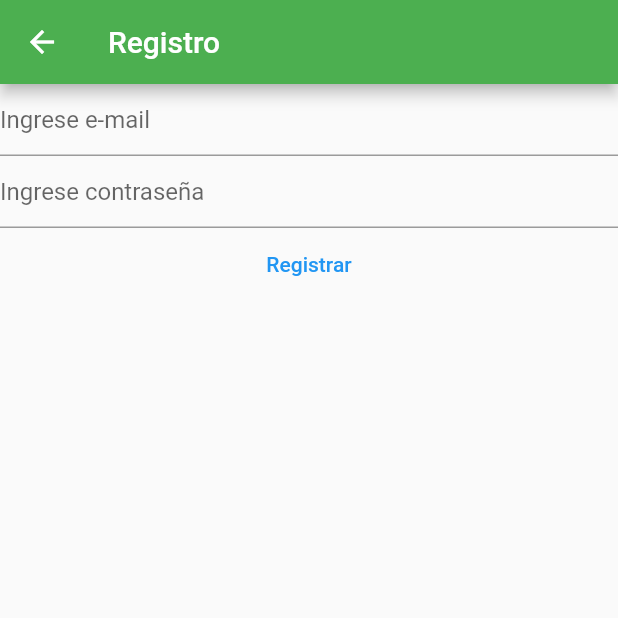
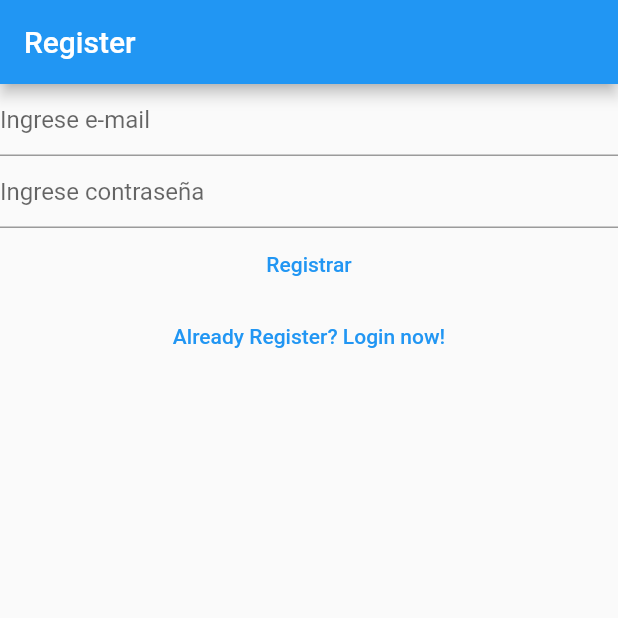
Before and after one commit to goost01/TestingFlutter, a Flutter app: the RegisterView screen opened directly, on a phone screen of 412 x 824 dp, the top half of it. Run offline on Flutter 3.47's test engine with Material 2 defaults, Android fonts, the phone set to English and light mode, and no system bars; our stand-ins replace firebase_auth, firebase_core; accounts and stored records are empty.

Commit message:
commit-2

```diff
--- a/lib/views/register_view.dart
+++ b/lib/views/register_view.dart
@@ -1,10 +1,8 @@
 
 
 import 'package:firebase_auth/firebase_auth.dart';
-import 'package:firebase_core/firebase_core.dart';
 import 'package:flutter/material.dart';
 
-import '../firebase_options.dart';
 
 class RegisterView extends StatefulWidget {
   const RegisterView({Key? key}) : super(key: key);
@@ -33,17 +31,9 @@ class _RegisterViewState extends State<RegisterView> {
   Widget build(BuildContext context) {
     return Scaffold(
       appBar: AppBar(
-        title:  const Text("Registro"),
-        backgroundColor: Colors.green,),
-      body: FutureBuilder(
-        future: Firebase.initializeApp(
-          options: DefaultFirebaseOptions.currentPlatform,
+        title: const Text("Register"),
       ),
-        builder:(context, snapshot) {
-          switch (snapshot.connectionState){
-
-            case ConnectionState.done:
-              return Column(
+      body: Column(
         children: [
           TextField(
             controller: _email,
@@ -86,17 +76,16 @@ class _RegisterViewState extends State<RegisterView> {
             },
             child: const Text("Registrar"),
             ),
+            TextButton(
+            onPressed: (() {
+              Navigator.of(context).pushNamedAndRemoveUntil('/login/',
+              (route) => false
+              );
+            }),
+            child: const Text("Already Register? Login now!"),
+          )
         ],
-              );
-
-            default:
-              return const Text("Loading");
-          }
-
-        },
-
       ),
-
     );
   }
 
```
Also changed, not shown: lib/main.dart (+27 -14 lines), lib/views/login_view.dart (+10 -21 lines), lib/views/verifyEmail_view.dart (added, +27 -0 lines). Lines whose indentation alone changed are shown as unchanged.
